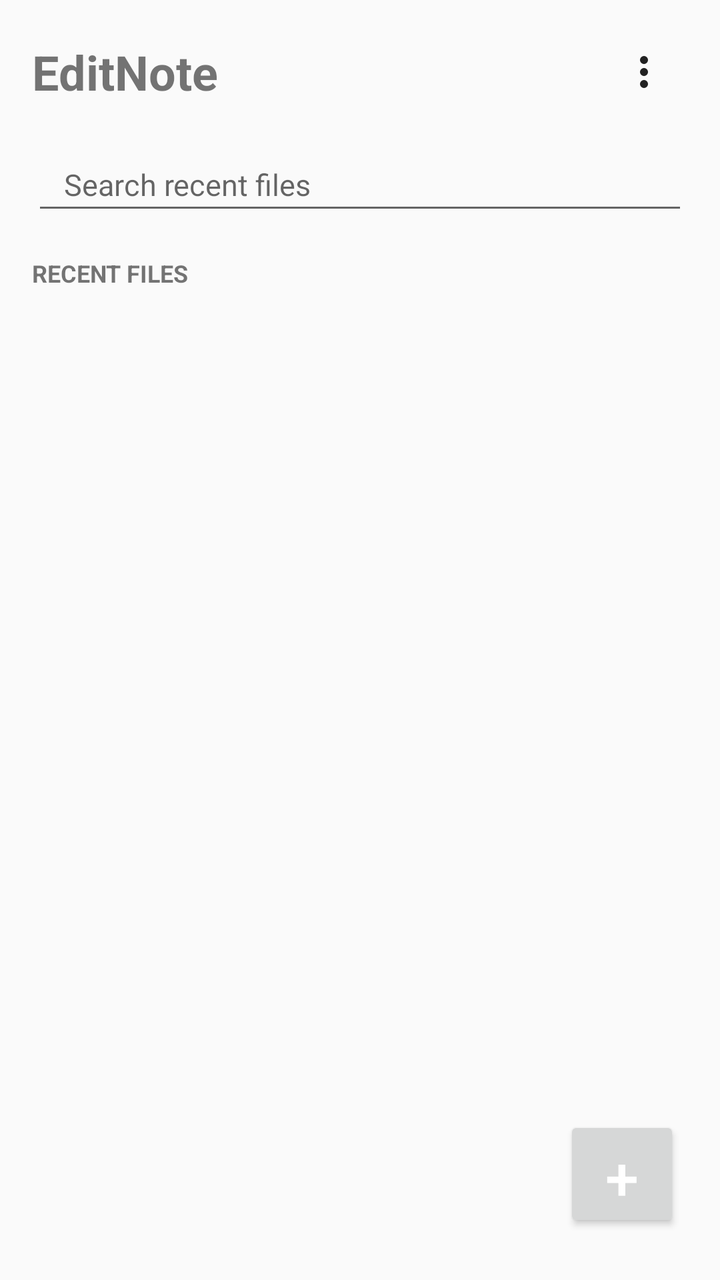
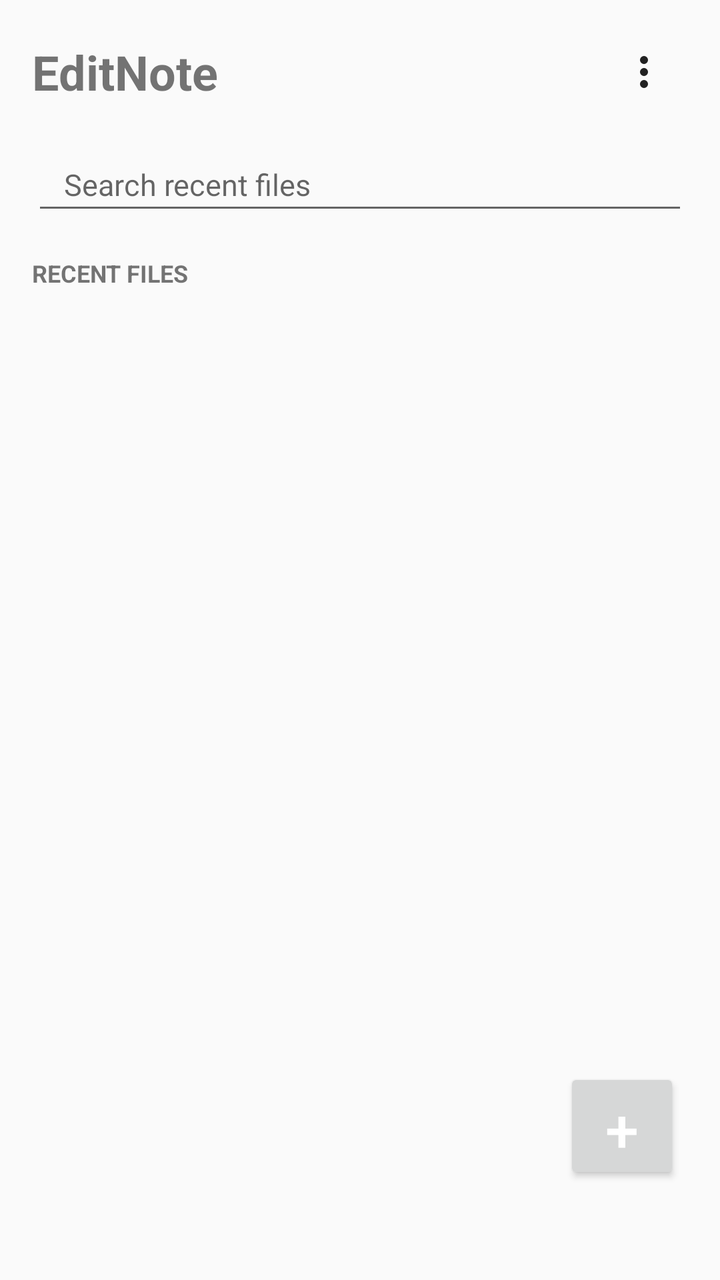

An Android layout rendered at two revisions. The XML below is the earlier revision; the diff shows what the commit changed to produce the second picture.
<!-- AndroidManifest.xml: application theme Theme.EditNote -->
<!-- res/layout/activity_main.xml -->
<?xml version="1.0" encoding="utf-8"?>
<FrameLayout xmlns:android="http://schemas.android.com/apk/res/android"
    android:layout_width="match_parent"
    android:layout_height="match_parent">

<LinearLayout
    android:layout_width="match_parent"
    android:layout_height="match_parent"
    android:orientation="vertical"
    android:paddingStart="16dp"
    android:paddingEnd="16dp">

    <LinearLayout
        android:layout_width="match_parent"
        android:layout_height="wrap_content"
        android:layout_marginTop="14dp"
        android:gravity="center_vertical"
        android:orientation="horizontal">

        <TextView
            android:layout_width="0dp"
            android:layout_height="wrap_content"
            android:layout_weight="1"
            android:text="EditNote"
            android:textSize="24sp"
            android:textStyle="bold" />

        <ImageButton
            android:id="@+id/btnMainMenu"
            android:layout_width="44dp"
            android:layout_height="44dp"
            android:background="?android:attr/selectableItemBackgroundBorderless"
            android:contentDescription="Menu"
            android:src="@drawable/ic_more_vert" />
    </LinearLayout>

    <Button
        android:id="@+id/btnResume"
        android:layout_width="match_parent"
        android:layout_height="wrap_content"
        android:layout_marginTop="10dp"
        android:text="Resume last session"
        android:textAllCaps="false"
        android:visibility="gone" />

    <EditText
        android:id="@+id/searchBox"
        android:layout_width="match_parent"
        android:layout_height="wrap_content"
        android:layout_marginTop="14dp"
        android:hint="Search recent files"
        android:importantForAutofill="no"
        android:inputType="text"
        android:paddingStart="16dp"
        android:paddingTop="10dp"
        android:paddingEnd="16dp"
        android:paddingBottom="10dp"
        android:singleLine="true"
        android:textSize="15sp" />

    <TextView
        android:layout_width="match_parent"
        android:layout_height="wrap_content"
        android:layout_marginTop="16dp"
        android:text="RECENT FILES"
        android:textSize="12sp"
        android:textStyle="bold" />

    <ListView
        android:id="@+id/noteList"
        android:layout_width="match_parent"
        android:layout_height="0dp"
        android:layout_marginTop="6dp"
        android:layout_weight="1"
        android:clipToPadding="false"
        android:divider="@null"
        android:dividerHeight="0dp"
        android:paddingBottom="24dp" />

    <TextView
        android:id="@+id/emptyText"
        android:layout_width="match_parent"
        android:layout_height="wrap_content"
        android:gravity="center"
        android:padding="24dp"
        android:text="No files yet.\nTap + to open a text file from your device, or create a new one — you choose where it is saved."
        android:textSize="15sp"
        android:visibility="gone" />
</LinearLayout>

    <Button
        android:id="@+id/btnFab"
        android:layout_width="58dp"
        android:layout_height="58dp"
        android:layout_gravity="bottom|end"
        android:layout_marginEnd="20dp"
        android:layout_marginBottom="24dp"
        android:text="+"
        android:textColor="#FFFFFF"
        android:textSize="30sp" />
</FrameLayout>
<!-- resources referenced by this layout -->
<resources>
  <!-- drawable ic_more_vert (drawable) -->
  <vector xmlns:android="http://schemas.android.com/apk/res/android"
      android:width="24dp"
      android:height="24dp"
      android:viewportWidth="24"
      android:viewportHeight="24"
      android:tint="?android:attr/textColorPrimary">
      <path
          android:fillColor="@android:color/white"
          android:pathData="M12,8a2,2 0,1 0,0 -4,2 2,0 0,0 0,4zM12,14a2,2 0,1 0,0 -4,2 2,0 0,0 0,4zM12,20a2,2 0,1 0,0 -4,2 2,0 0,0 0,4z" />
  </vector>
  <style name="Theme.EditNote" parent="Theme.EditNote.Light.Orange" />
  <style name="Theme.EditNote.Light.Orange" parent="android:Theme.Material.Light.NoActionBar">
          <item name="android:colorAccent">#F57C00</item>
          <item name="android:windowBackground">#FAFAFA</item>
          <item name="android:statusBarColor">#FAFAFA</item>
          <item name="android:windowLightStatusBar">true</item>
          <item name="android:navigationBarColor">#FAFAFA</item>
          <item name="android:windowLightNavigationBar">true</item>
      </style>
</resources>

<!-- the commit's change to res/layout/activity_main.xml (unified diff, before → after) -->
@@ -77,16 +77,19 @@
         android:dividerHeight="0dp"
         android:paddingBottom="24dp" />
 
+</LinearLayout>
+
     <TextView
         android:id="@+id/emptyText"
-        android:layout_width="match_parent"
+        android:layout_width="wrap_content"
         android:layout_height="wrap_content"
+        android:layout_gravity="center"
+        android:layout_marginStart="40dp"
+        android:layout_marginEnd="40dp"
         android:gravity="center"
-        android:padding="24dp"
-        android:text="No files yet.\nTap + to open a text file from your device, or create a new one — you choose where it is saved."
+        android:text="No files yet.\nTap + to create a new file, or open one from your device."
         android:textSize="15sp"
         android:visibility="gone" />
-</LinearLayout>
 
     <Button
         android:id="@+id/btnFab"
@@ -94,7 +97,7 @@
         android:layout_height="58dp"
         android:layout_gravity="bottom|end"
         android:layout_marginEnd="20dp"
-        android:layout_marginBottom="24dp"
+        android:layout_marginBottom="48dp"
         android:text="+"
         android:textColor="#FFFFFF"
         android:textSize="30sp" />
<!-- resource entries referenced after the edit -->
@@ -13,7 +13,7 @@
   </vector>
   <style name="Theme.EditNote" parent="Theme.EditNote.Light.Orange" />
   <style name="Theme.EditNote.Light.Orange" parent="android:Theme.Material.Light.NoActionBar">
-          <item name="android:colorAccent">#F57C00</item>
+          <item name="android:colorAccent">#DA7151</item>
           <item name="android:windowBackground">#FAFAFA</item>
           <item name="android:statusBarColor">#FAFAFA</item>
           <item name="android:windowLightStatusBar">true</item>
